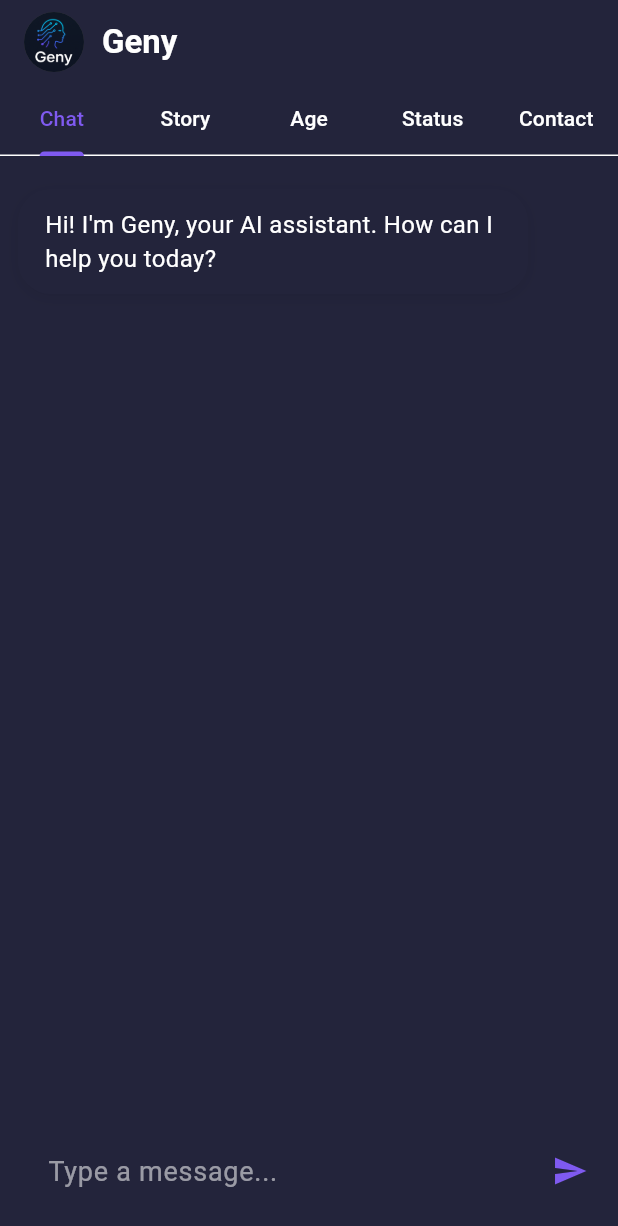
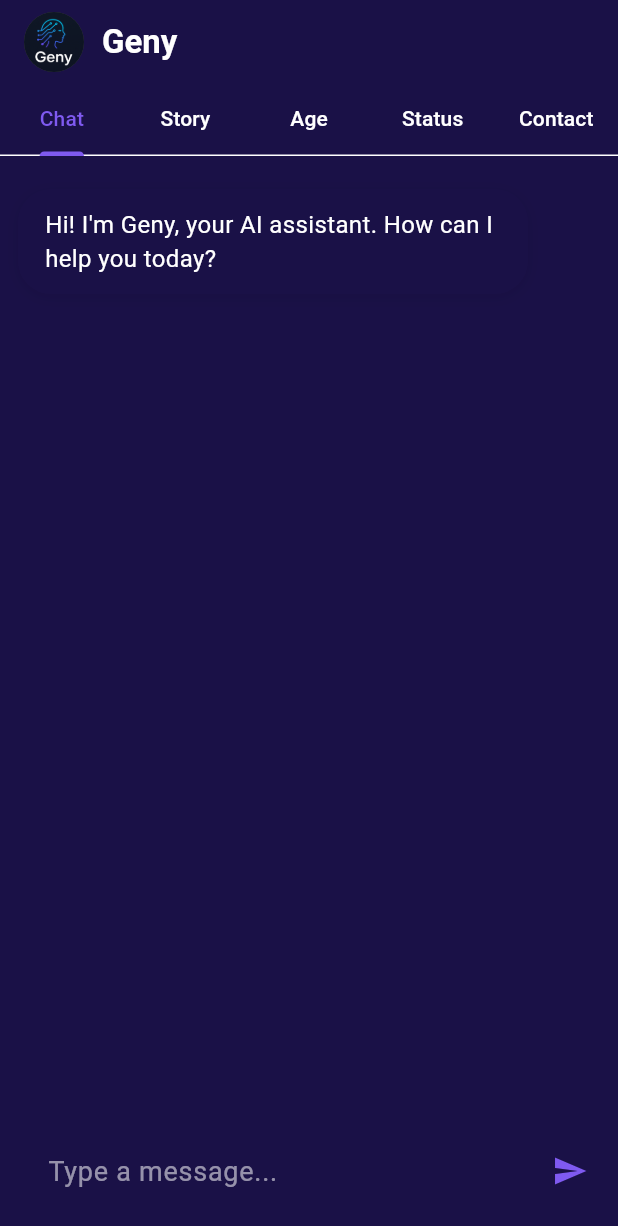
Before and after one commit to therealndy/geny, a Flutter app: the screen it shows after launch, on a phone screen of 412 x 824 dp. Shown: the top 1226 px of the screen. Run offline on Flutter 3.47's test engine with Material 3 defaults, Android fonts, the phone set to English and light mode, and no system bars.

Commit message:
Fix UnboundLocalError and update background to dark blue-purple

```diff
--- a/android_app/app/lib/main.dart
+++ b/android_app/app/lib/main.dart
@@ -3,7 +3,7 @@ import 'package:http/http.dart' as http;
 import 'dart:convert';
 
 // Change this to your computer's IP when running on a real device
-const String backendBaseUrl = 'http://10.90.209.157:8000';
+const String backendBaseUrl = 'https://geny-run.onrender.com';
 
 void main() {
   runApp(const GenyApp());
@@ -19,12 +19,12 @@ class GenyApp extends StatelessWidget {
       title: 'Geny Chat',
       theme: ThemeData(
         brightness: Brightness.dark,
-        scaffoldBackgroundColor: Color(0xFF23243B),
+        scaffoldBackgroundColor: Color(0xFF1A1147),
         colorScheme: ColorScheme.dark(
           primary: Color(0xFF7F5AF0),
           secondary: Color(0xFF2CB67D),
-          background: Color(0xFF23243B),
-          surface: Color(0xFF23243B),
+          background: Color(0xFF1A1147),
+          surface: Color(0xFF1A1147),
         ),
         textTheme: const TextTheme(
           bodyLarge: TextStyle(color: Colors.white, fontSize: 18),
@@ -32,7 +32,7 @@ class GenyApp extends StatelessWidget {
         ),
         inputDecorationTheme: InputDecorationTheme(
           filled: true,
-          fillColor: Color(0xFF23243B),
+          fillColor: Color(0xFF1A1147),
           border: OutlineInputBorder(
             borderRadius: BorderRadius.circular(24),
             borderSide: BorderSide.none,
```
Also changed, not shown: 1 other file.
